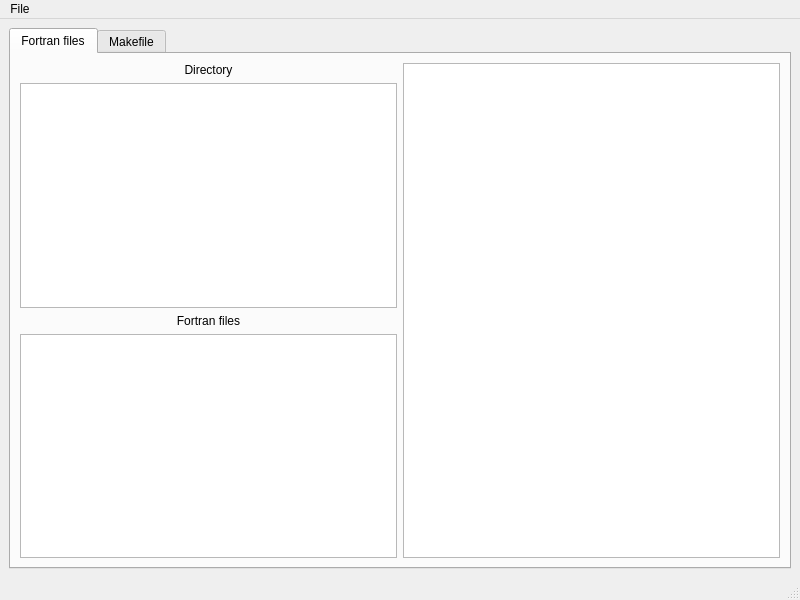
First picture: the form in fparser_GUI/GUI.ui, repository mramagu/Fortran-to-Python-Wrapper, before the edit.
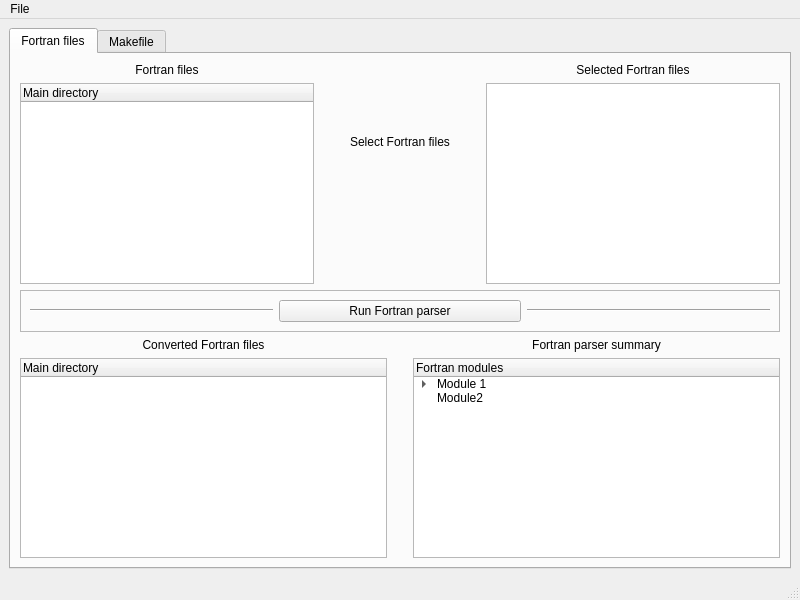
Second picture: the form after the edit. The open tabs and pages were chosen to show the change. Icons and pictures are not drawn.

Diff of the .ui file:
```diff
--- a/fparser_GUI/GUI.ui
+++ b/fparser_GUI/GUI.ui
@@ -14,7 +14,7 @@
    <string>MainWindow</string>
   </property>
   <widget class="QWidget" name="centralwidget">
-   <layout class="QHBoxLayout" name="horizontalLayout">
+   <layout class="QVBoxLayout" name="verticalLayout_2">
     <item>
      <widget class="QTabWidget" name="tabWidget">
       <property name="currentIndex">
@@ -36,48 +36,280 @@
        <attribute name="title">
         <string>Fortran files</string>
        </attribute>
-       <layout class="QGridLayout" name="gridLayout_2">
-        <item row="0" column="0">
-         <layout class="QVBoxLayout" name="verticalLayout_2">
+       <layout class="QVBoxLayout" name="verticalLayout_7">
+        <item>
+         <layout class="QHBoxLayout" name="horizontalLayout_2">
           <item>
-           <widget class="QLabel" name="label_dir">
-            <property name="text">
-             <string>Directory</string>
+           <layout class="QVBoxLayout" name="verticalLayout_3">
+            <item>
+             <widget class="QLabel" name="label_ffiles">
+              <property name="text">
+               <string>Fortran files</string>
+              </property>
+              <property name="alignment">
+               <set>Qt::AlignCenter</set>
+              </property>
+             </widget>
+            </item>
+            <item>
+             <widget class="QTreeWidget" name="treeWidget_ffiles">
+              <property name="horizontalScrollBarPolicy">
+               <enum>Qt::ScrollBarAsNeeded</enum>
+              </property>
+              <property name="sizeAdjustPolicy">
+               <enum>QAbstractScrollArea::AdjustIgnored</enum>
+              </property>
+              <property name="selectionMode">
+               <enum>QAbstractItemView::ExtendedSelection</enum>
+              </property>
+              <property name="animated">
+               <bool>true</bool>
+              </property>
+              <column>
+               <property name="text">
+                <string>Main directory</string>
+               </property>
+              </column>
+             </widget>
+            </item>
+           </layout>
+          </item>
+          <item>
+           <layout class="QVBoxLayout" name="verticalLayout_6">
+            <property name="leftMargin">
+             <number>30</number>
             </property>
-            <property name="alignment">
-             <set>Qt::AlignCenter</set>
+            <property name="topMargin">
+             <number>70</number>
             </property>
-           </widget>
+            <property name="rightMargin">
+             <number>30</number>
+            </property>
+            <property name="bottomMargin">
+             <number>70</number>
+            </property>
+            <item>
+             <widget class="QLabel" name="label_select">
+              <property name="text">
+               <string>Select Fortran files</string>
+              </property>
+              <property name="alignment">
+               <set>Qt::AlignCenter</set>
+              </property>
+             </widget>
+            </item>
+            <item>
+             <widget class="QToolButton" name="toolButton_arrow">
+              <property name="sizePolicy">
+               <sizepolicy hsizetype="Preferred" vsizetype="Preferred">
+                <horstretch>0</horstretch>
+                <verstretch>0</verstretch>
+               </sizepolicy>
+              </property>
+              <property name="text">
+               <string/>
+              </property>
+              <property name="icon">
+               <iconset>
+                <normaloff>Arrow.jpg</normaloff>
+                <normalon>Arrow.jpg</normalon>
+                <activeoff>Arrow.jpg</activeoff>
+                <activeon>Arrow_selected.jpg</activeon>
+                <selectedoff>Arrow.jpg</selectedoff>
+                <selectedon>Arrow.jpg</selectedon>Arrow.jpg</iconset>
+              </property>
+              <property name="iconSize">
+               <size>
+                <width>71</width>
+                <height>51</height>
+               </size>
+              </property>
+              <property name="popupMode">
+               <enum>QToolButton::DelayedPopup</enum>
+              </property>
+              <property name="toolButtonStyle">
+               <enum>Qt::ToolButtonIconOnly</enum>
+              </property>
+              <property name="autoRaise">
+               <bool>true</bool>
+              </property>
+              <property name="arrowType">
+               <enum>Qt::NoArrow</enum>
+              </property>
+             </widget>
+            </item>
+           </layout>
           </item>
           <item>
-           <widget class="QPlainTextEdit" name="plainTextEdit_dir"/>
+           <layout class="QVBoxLayout" name="verticalLayout_4">
+            <item>
+             <widget class="QLabel" name="label_selffiles">
+              <property name="text">
+               <string>Selected Fortran files</string>
+              </property>
+              <property name="alignment">
+               <set>Qt::AlignCenter</set>
+              </property>
+             </widget>
+            </item>
+            <item>
+             <widget class="QListWidget" name="listWidget_selffiles">
+              <property name="selectionMode">
+               <enum>QAbstractItemView::ExtendedSelection</enum>
+              </property>
+             </widget>
+            </item>
+           </layout>
           </item>
          </layout>
         </item>
-        <item row="0" column="1" rowspan="2">
-         <widget class="QListWidget" name="listWidget_ffiles">
-          <property name="selectionMode">
-           <enum>QAbstractItemView::ExtendedSelection</enum>
+        <item>
+         <widget class="QFrame" name="frame">
+          <property name="frameShape">
+           <enum>QFrame::StyledPanel</enum>
           </property>
-          <property name="viewMode">
-           <enum>QListView::ListMode</enum>
+          <property name="frameShadow">
+           <enum>QFrame::Raised</enum>
           </property>
+          <layout class="QHBoxLayout" name="horizontalLayout">
+           <item>
+            <widget class="Line" name="line">
+             <property name="orientation">
+              <enum>Qt::Horizontal</enum>
+             </property>
+            </widget>
+           </item>
+           <item>
+            <widget class="QPushButton" name="pushButton_fparser">
+             <property name="text">
+              <string>Run Fortran parser</string>
+             </property>
+            </widget>
+           </item>
+           <item>
+            <widget class="Line" name="line_2">
+             <property name="orientation">
+              <enum>Qt::Horizontal</enum>
+             </property>
+            </widget>
+           </item>
+          </layout>
          </widget>
         </item>
-        <item row="1" column="0">
-         <layout class="QVBoxLayout" name="verticalLayout_3">
+        <item>
+         <layout class="QHBoxLayout" name="horizontalLayout_3">
           <item>
-           <widget class="QLabel" name="label_ffiles">
-            <property name="text">
-             <string>Fortran files</string>
+           <layout class="QVBoxLayout" name="verticalLayout">
+            <item>
+             <widget class="QLabel" name="label_fparserfiles">
+              <property name="text">
+               <string>Converted Fortran files</string>
+              </property>
+              <property name="alignment">
+               <set>Qt::AlignCenter</set>
+              </property>
+             </widget>
+            </item>
+            <item>
+             <widget class="QTreeWidget" name="treeWidget_fparserfiles">
+              <property name="selectionMode">
+               <enum>QAbstractItemView::ExtendedSelection</enum>
+              </property>
+              <property name="animated">
+               <bool>true</bool>
+              </property>
+              <column>
+               <property name="text">
+                <string>Main directory</string>
+               </property>
+              </column>
+             </widget>
+            </item>
+           </layout>
+          </item>
+          <item>
+           <spacer name="verticalSpacer">
+            <property name="orientation">
+             <enum>Qt::Vertical</enum>
             </property>
-            <property name="alignment">
-             <set>Qt::AlignCenter</set>
+            <property name="sizeHint" stdset="0">
+             <size>
+              <width>20</width>
+              <height>40</height>
+             </size>
             </property>
-           </widget>
+           </spacer>
           </item>
           <item>
-           <widget class="QPlainTextEdit" name="plainTextEdit_ffiles"/>
+           <layout class="QVBoxLayout" name="verticalLayout_5">
+            <item>
+             <widget class="QLabel" name="label_fsummary">
+              <property name="text">
+               <string>Fortran parser summary</string>
+              </property>
+              <property name="alignment">
+               <set>Qt::AlignCenter</set>
+              </property>
+             </widget>
+            </item>
+            <item>
+             <widget class="QTreeWidget" name="treeWidget_fsummary">
+              <property name="frameShape">
+               <enum>QFrame::StyledPanel</enum>
+              </property>
+              <property name="frameShadow">
+               <enum>QFrame::Raised</enum>
+              </property>
+              <property name="lineWidth">
+               <number>1</number>
+              </property>
+              <property name="selectionMode">
+               <enum>QAbstractItemView::ExtendedSelection</enum>
+              </property>
+              <property name="animated">
+               <bool>true</bool>
+              </property>
+              <property name="wordWrap">
+               <bool>false</bool>
+              </property>
+              <column>
+               <property name="text">
+                <string>Fortran modules</string>
+               </property>
+              </column>
+              <item>
+               <property name="text">
+                <string>Module 1</string>
+               </property>
+               <item>
+                <property name="text">
+                 <string>Subroutines</string>
+                </property>
+                <item>
+                 <property name="text">
+                  <string>Sub1</string>
+                 </property>
+                </item>
+               </item>
+               <item>
+                <property name="text">
+                 <string>Functions</string>
+                </property>
+                <item>
+                 <property name="text">
+                  <string>Fun1</string>
+                 </property>
+                </item>
+               </item>
+              </item>
+              <item>
+               <property name="text">
+                <string>Module2</string>
+               </property>
+              </item>
+             </widget>
+            </item>
+           </layout>
           </item>
          </layout>
         </item>
```
Left out of the diff: 10 changed lines with no effect on the pictures.
